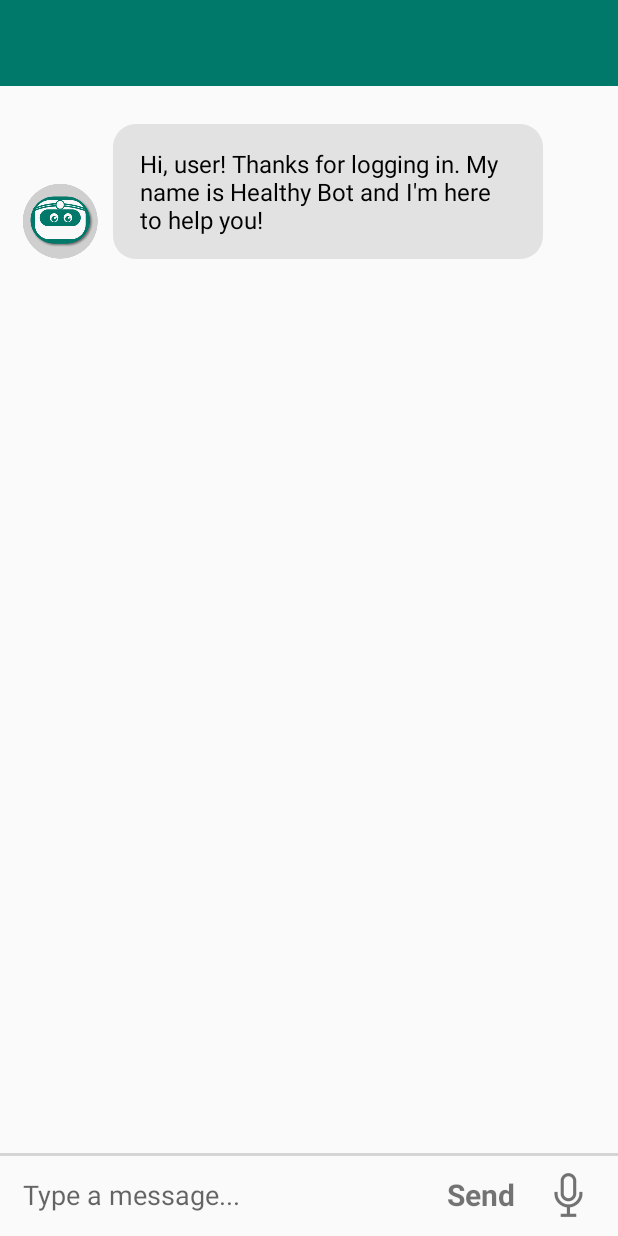
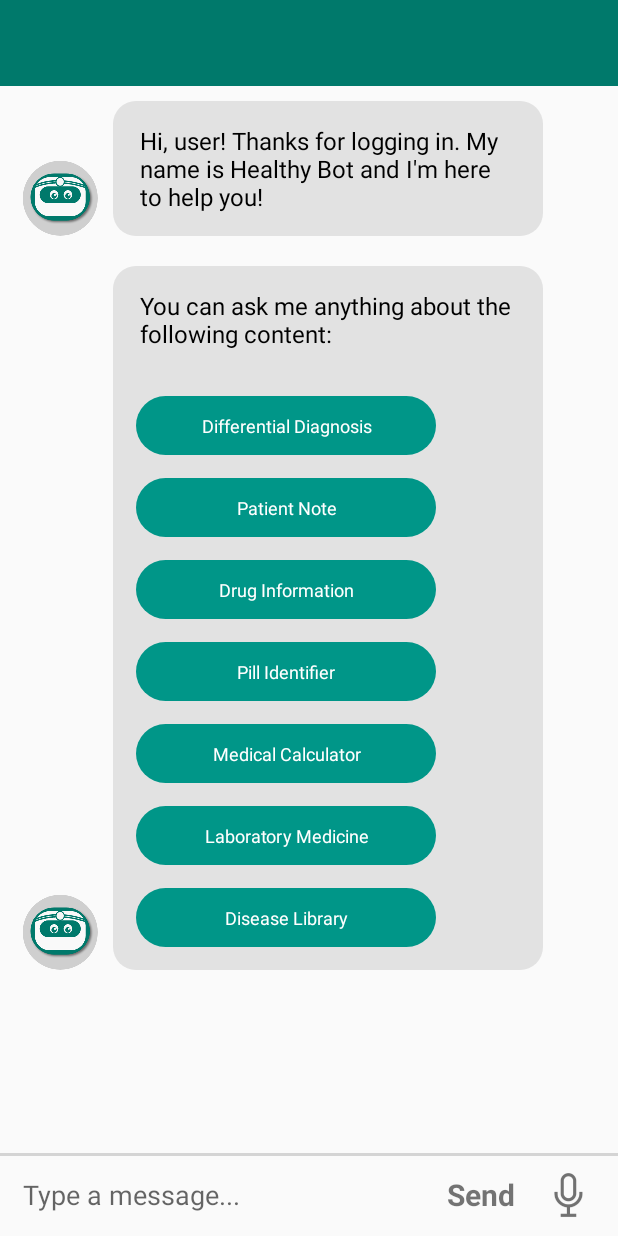
Before and after one commit to meumeunome/chat_bot, an Android app: the ChatMainActivity screen opened directly, with no data from a screen before it, on a phone screen of 412 x 824 dp. Run offline under Robolectric (Android 15) with nearby library versions, the phone set to English and light mode, and no system bars.

Commit message:
Added quickreply inside bot message(received msg); File structure adjustments.

```diff
--- a/app/src/main/java/com/pedrotlf/healthybot/RegistrationRuleActivity.kt
+++ b/app/src/main/java/com/pedrotlf/healthybot/RegistrationRuleBaseActivity.kt
@@ -5,7 +5,7 @@ import android.widget.Toast
 import androidx.appcompat.app.AppCompatActivity
 
 @SuppressLint("Registered")
-open class RegistrationRuleActivity : AppCompatActivity() {
+open class RegistrationRuleBaseActivity : AppCompatActivity() {
     protected fun usernameValidator(string: String): Boolean{
         val message: String = when{
             string.isEmpty() -> {
--- a/app/src/main/java/com/pedrotlf/healthybot/ChatMainActivity.kt
+++ b/app/src/main/java/com/pedrotlf/healthybot/activities/ChatMainActivity.kt
@@ -1,4 +1,4 @@
-package com.pedrotlf.healthybot
+package com.pedrotlf.healthybot.activities
 
 import android.content.Context
 import androidx.appcompat.app.AppCompatActivity
@@ -9,10 +9,12 @@ import android.view.inputmethod.InputMethodManager
 import androidx.recyclerview.widget.LinearLayoutManager
 import androidx.recyclerview.widget.LinearSmoothScroller
 import androidx.recyclerview.widget.RecyclerView
+import com.pedrotlf.healthybot.R
 import com.pedrotlf.healthybot.chatLayoutManager.ChatAdapter
 import com.pedrotlf.healthybot.messageTypes.BaseMessage
 import com.pedrotlf.healthybot.messageTypes.MessageReceivedText
 import com.pedrotlf.healthybot.messageTypes.MessageSent
+import com.pedrotlf.healthybot.messageTypes.QuickReply
 import kotlinx.android.synthetic.main.activity_chat_main.*
 
 class ChatMainActivity : AppCompatActivity() {
@@ -58,11 +60,23 @@ class ChatMainActivity : AppCompatActivity() {
 
     private fun receiveInitialMessages(){
         insertMessageAtChat(MessageReceivedText("Hi, user! Thanks for logging in. My name is Healthy Bot and I'm here to help you!"))
+
+        val quickreplies: List<QuickReply> = listOf(
+            QuickReply("Differential Diagnosis"){/*TODO*/},
+            QuickReply("Patient Note"){/*TODO*/},
+            QuickReply("Drug Information"){/*TODO*/},
+            QuickReply("Pill Identifier"){/*TODO*/},
+            QuickReply("Medical Calculator"){/*TODO*/},
+            QuickReply("Laboratory Medicine"){/*TODO*/},
+            QuickReply("Disease Library"){/*TODO*/}
+        )
+
+        insertMessageAtChat(MessageReceivedText("You can ask me anything about the following content:", quickreplies))
     }
 
     private fun configureRecyclerView() {
         recyclerView = findViewById(R.id.bot_recycler_view)
-        chatAdapter = ChatAdapter()
+        chatAdapter = ChatAdapter(this)
 
         recyclerView.adapter = chatAdapter
 
--- a/app/src/main/java/com/pedrotlf/healthybot/LoginActivity.kt
+++ b/app/src/main/java/com/pedrotlf/healthybot/activities/LoginActivity.kt
@@ -1,10 +1,12 @@
-package com.pedrotlf.healthybot
+package com.pedrotlf.healthybot.activities
 
 import android.content.Intent
 import android.os.Bundle
+import com.pedrotlf.healthybot.R
+import com.pedrotlf.healthybot.RegistrationRuleBaseActivity
 import kotlinx.android.synthetic.main.activity_login.*
 
-class LoginActivity : RegistrationRuleActivity() {
+class LoginActivity : RegistrationRuleBaseActivity() {
 
     override fun onCreate(savedInstanceState: Bundle?) {
         super.onCreate(savedInstanceState)
--- a/app/src/main/java/com/pedrotlf/healthybot/MainActivity.kt
+++ b/app/src/main/java/com/pedrotlf/healthybot/activities/MainActivity.kt
@@ -1,8 +1,9 @@
-package com.pedrotlf.healthybot
+package com.pedrotlf.healthybot.activities
 
 import android.content.Intent
 import androidx.appcompat.app.AppCompatActivity
 import android.os.Bundle
+import com.pedrotlf.healthybot.R
 import kotlinx.android.synthetic.main.activity_main.*
 
 class MainActivity : AppCompatActivity() {
--- a/app/src/main/java/com/pedrotlf/healthybot/RegisterActivity.kt
+++ b/app/src/main/java/com/pedrotlf/healthybot/activities/RegisterActivity.kt
@@ -1,10 +1,12 @@
-package com.pedrotlf.healthybot
+package com.pedrotlf.healthybot.activities
 
 import android.content.Intent
 import android.os.Bundle
+import com.pedrotlf.healthybot.R
+import com.pedrotlf.healthybot.RegistrationRuleBaseActivity
 import kotlinx.android.synthetic.main.activity_register.*
 
-class RegisterActivity : RegistrationRuleActivity() {
+class RegisterActivity : RegistrationRuleBaseActivity() {
 
     override fun onCreate(savedInstanceState: Bundle?) {
         super.onCreate(savedInstanceState)
--- a/app/src/main/java/com/pedrotlf/healthybot/chatLayoutManager/ChatAdapter.kt
+++ b/app/src/main/java/com/pedrotlf/healthybot/chatLayoutManager/ChatAdapter.kt
@@ -1,5 +1,6 @@
 package com.pedrotlf.healthybot.chatLayoutManager
 
+import android.app.Activity
 import android.view.LayoutInflater
 import android.view.View
 import android.view.ViewGroup
@@ -11,7 +12,7 @@ import com.pedrotlf.healthybot.chatLayoutManager.holders.TextReceivedHolder
 import com.pedrotlf.healthybot.chatLayoutManager.holders.TextSentHolder
 import com.pedrotlf.healthybot.messageTypes.BaseMessage
 
-class ChatAdapter() : RecyclerView.Adapter<RecyclerView.ViewHolder>()  {
+class ChatAdapter(private val activity: Activity) : RecyclerView.Adapter<RecyclerView.ViewHolder>()  {
 
     private val mMessageList: ArrayList<BaseMessage> = ArrayList()
 
@@ -22,7 +23,7 @@ class ChatAdapter() : RecyclerView.Adapter<RecyclerView.ViewHolder>()  {
             Constants.MESSAGE_TYPE_RECEIVED -> {
                 view = LayoutInflater.from(parent.context)
                     .inflate(R.layout.item_message_received, parent, false)
-                TextReceivedHolder(view)
+                TextReceivedHolder(view, activity)
             }
 
             else -> { /*MessageType.SENT*/
--- a/app/src/main/java/com/pedrotlf/healthybot/chatLayoutManager/holders/TextReceivedHolder.kt
+++ b/app/src/main/java/com/pedrotlf/healthybot/chatLayoutManager/holders/TextReceivedHolder.kt
@@ -1,20 +1,42 @@
 package com.pedrotlf.healthybot.chatLayoutManager.holders
 
+import android.app.Activity
+import android.view.LayoutInflater
 import android.view.View
+import android.widget.LinearLayout
 import android.widget.TextView
 import androidx.recyclerview.widget.RecyclerView
 import com.pedrotlf.healthybot.R
+import com.pedrotlf.healthybot.RegistrationRuleBaseActivity
 import com.pedrotlf.healthybot.messageTypes.BaseMessage
 import com.pedrotlf.healthybot.messageTypes.MessageReceivedText
 
-class TextReceivedHolder(itemView: View) : RecyclerView.ViewHolder(itemView), HolderInterface {
-    private var messageText: TextView = itemView.findViewById(R.id.message_text)
+class TextReceivedHolder(itemView: View, private val activity: Activity) : RecyclerView.ViewHolder(itemView), HolderInterface {
+    private val messageText: TextView = itemView.findViewById(R.id.message_text)
+    private val quickReplyList: LinearLayout = itemView.findViewById(R.id.quickreply_list)
 
     override fun bind(message: BaseMessage) {
         message as MessageReceivedText
 
         messageText.text = message.text
 
-        //handle quickreplies
+        if(message.quickReplies != null){
+            quickReplyList.removeAllViews()
+            for (reply in message.quickReplies){
+                val view = LayoutInflater.from(activity).inflate(R.layout.item_quickreply, quickReplyList, false)
+
+                val textView: TextView = view.findViewById(R.id.text)
+
+                textView.text = reply.text
+                textView.setOnClickListener {
+                    reply.function()
+                }
+
+                quickReplyList.addView(view)
+            }
+            quickReplyList.visibility = View.VISIBLE
+        } else {
+            quickReplyList.visibility = View.GONE
+        }
     }
 }
--- a/app/src/main/java/com/pedrotlf/healthybot/messageTypes/MessageReceivedText.kt
+++ b/app/src/main/java/com/pedrotlf/healthybot/messageTypes/MessageReceivedText.kt
@@ -2,7 +2,7 @@ package com.pedrotlf.healthybot.messageTypes
 
 import com.pedrotlf.healthybot.Constants
 
-class MessageReceivedText(val text: String, val quickReplies: List<String>? = null) : BaseMessage() {
+class MessageReceivedText(val text: String, val quickReplies: List<QuickReply>? = null) : BaseMessage() {
 
     override fun getType(): Int {
         return Constants.MESSAGE_TYPE_RECEIVED
--- /dev/null
+++ b/app/src/main/java/com/pedrotlf/healthybot/messageTypes/QuickReply.kt
@@ -0,0 +1,3 @@
+package com.pedrotlf.healthybot.messageTypes
+
+class QuickReply(val text: String, val function: () -> Unit)
--- a/app/src/main/res/layout/activity_chat_main.xml
+++ b/app/src/main/res/layout/activity_chat_main.xml
@@ -4,7 +4,7 @@
     xmlns:tools="http://schemas.android.com/tools"
     android:layout_width="match_parent"
     android:layout_height="match_parent"
-    tools:context=".ChatMainActivity">
+    tools:context=".activities.ChatMainActivity">
 
     <RelativeLayout
         android:id="@+id/header"
@@ -35,7 +35,6 @@
         android:layout_width="match_parent"
         android:layout_height="0dp"
         android:layout_below="@id/header"
-        android:paddingTop="15dp"
         app:layout_constraintBottom_toTopOf="@+id/footer"
         app:layout_constraintEnd_toEndOf="parent"
         app:layout_constraintStart_toStartOf="parent"
--- a/app/src/main/res/layout/activity_login.xml
+++ b/app/src/main/res/layout/activity_login.xml
@@ -4,7 +4,7 @@
     xmlns:tools="http://schemas.android.com/tools"
     android:layout_width="match_parent"
     android:layout_height="match_parent"
-    tools:context=".LoginActivity"
+    tools:context=".activities.LoginActivity"
     android:background="@drawable/registration_background_color">
 
     <RelativeLayout
--- a/app/src/main/res/layout/activity_main.xml
+++ b/app/src/main/res/layout/activity_main.xml
@@ -4,7 +4,7 @@
     xmlns:tools="http://schemas.android.com/tools"
     android:layout_width="match_parent"
     android:layout_height="match_parent"
-    tools:context=".MainActivity"
+    tools:context=".activities.MainActivity"
     android:background="@drawable/main_background_color">
 
     <ImageView
--- a/app/src/main/res/layout/activity_register.xml
+++ b/app/src/main/res/layout/activity_register.xml
@@ -4,7 +4,7 @@
     xmlns:tools="http://schemas.android.com/tools"
     android:layout_width="match_parent"
     android:layout_height="match_parent"
-    tools:context=".LoginActivity"
+    tools:context=".activities.LoginActivity"
     android:background="@drawable/registration_background_color"
     android:orientation="vertical">
 
--- a/app/src/main/res/layout/item_message_received.xml
+++ b/app/src/main/res/layout/item_message_received.xml
@@ -1,5 +1,5 @@
 <?xml version="1.0" encoding="utf-8"?>
-<androidx.constraintlayout.widget.ConstraintLayout xmlns:android="http://schemas.android.com/apk/res/android"
+<RelativeLayout xmlns:android="http://schemas.android.com/apk/res/android"
     xmlns:app="http://schemas.android.com/apk/res-auto"
     xmlns:tools="http://schemas.android.com/tools"
     android:orientation="vertical"
@@ -16,22 +16,22 @@
         android:layout_width="wrap_content"
         android:layout_height="wrap_content"
         android:src="@drawable/avatar_chat"
-        app:layout_constraintBottom_toBottomOf="parent"
-        app:layout_constraintStart_toStartOf="parent" />
+        android:layout_alignParentStart="true"
+        android:layout_alignBottom="@id/message_area"/>
 
     <LinearLayout
-        android:layout_width="0dp"
+        android:id="@+id/message_area"
+        android:layout_width="wrap_content"
         android:layout_height="wrap_content"
-        app:layout_constraintBottom_toBottomOf="@+id/avatar"
-        app:layout_constraintEnd_toEndOf="parent"
-        app:layout_constraintStart_toEndOf="@+id/avatar"
-        android:layout_marginStart="10dp">
+        android:layout_toEndOf="@id/avatar"
+        android:layout_marginStart="10dp"
+        android:background="@drawable/chat_message_received_background"
+        android:orientation="vertical">
 
         <TextView
             android:id="@+id/message_text"
             android:layout_width="wrap_content"
             android:layout_height="wrap_content"
-            android:background="@drawable/chat_message_received_background"
             android:paddingStart="18dp"
             android:paddingTop="15dp"
             android:paddingEnd="18dp"
@@ -40,7 +40,21 @@
             android:textColor="@color/textColorAtChat"
             android:textIsSelectable="true"
             android:textSize="16sp" />
+
+        <LinearLayout
+            android:id="@+id/quickreply_list"
+            android:layout_width="wrap_content"
+            android:layout_height="wrap_content"
+            android:gravity="center"
+            android:orientation="vertical"
+            android:paddingTop="15dp"
+            android:paddingStart="15dp"
+            android:paddingEnd="15dp"
+            android:visibility="gone">
+
+        </LinearLayout>
+
     </LinearLayout>
 
 
-</androidx.constraintlayout.widget.ConstraintLayout>
+</RelativeLayout>
--- /dev/null
+++ b/app/src/main/res/layout/item_quickreply.xml
@@ -0,0 +1,20 @@
+<?xml version="1.0" encoding="utf-8"?>
+<LinearLayout xmlns:android="http://schemas.android.com/apk/res/android"
+    android:orientation="vertical" android:layout_width="wrap_content"
+    android:layout_height="wrap_content">
+    <TextView
+        android:id="@+id/text"
+        android:layout_width="200dp"
+        android:layout_height="wrap_content"
+        android:background="@drawable/btn_background_primary"
+        android:text=""
+        android:textColor="@android:color/white"
+        android:textSize="12sp"
+        android:gravity="center"
+        android:paddingTop="11dp"
+        android:paddingBottom="11dp"
+        android:paddingStart="15dp"
+        android:paddingEnd="15dp"
+        android:layout_marginBottom="15dp"/>
+
+</LinearLayout>
```
Also changed, not shown: app/src/main/AndroidManifest.xml (+4 -4 lines).
